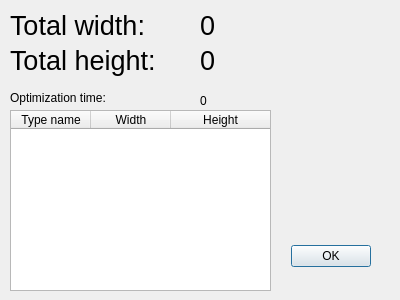
This is resultDialog.ui in MrChrisFix/Floorplan-Optimizer as Qt 5 draws it before an edit. The edited form follows.
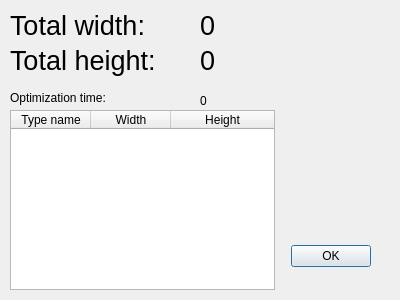
This is the edited form.

```diff
--- a/resultDialog.ui
+++ b/resultDialog.ui
@@ -10,6 +10,18 @@
     <height>300</height>
    </rect>
   </property>
+  <property name="minimumSize">
+   <size>
+    <width>400</width>
+    <height>300</height>
+   </size>
+  </property>
+  <property name="maximumSize">
+   <size>
+    <width>400</width>
+    <height>300</height>
+   </size>
+  </property>
   <property name="windowTitle">
    <string>Dialog</string>
   </property>
@@ -109,16 +121,34 @@
     <rect>
      <x>10</x>
      <y>110</y>
-     <width>261</width>
-     <height>181</height>
+     <width>265</width>
+     <height>180</height>
     </rect>
    </property>
    <property name="sizePolicy">
-    <sizepolicy hsizetype="Fixed" vsizetype="Fixed">
+    <sizepolicy hsizetype="Preferred" vsizetype="Preferred">
      <horstretch>0</horstretch>
      <verstretch>0</verstretch>
     </sizepolicy>
    </property>
+   <property name="minimumSize">
+    <size>
+     <width>265</width>
+     <height>180</height>
+    </size>
+   </property>
+   <property name="maximumSize">
+    <size>
+     <width>265</width>
+     <height>16777215</height>
+    </size>
+   </property>
+   <property name="horizontalScrollBarPolicy">
+    <enum>Qt::ScrollBarAlwaysOff</enum>
+   </property>
+   <property name="editTriggers">
+    <set>QAbstractItemView::NoEditTriggers</set>
+   </property>
    <attribute name="horizontalHeaderCascadingSectionResizes">
     <bool>false</bool>
    </attribute>
```
